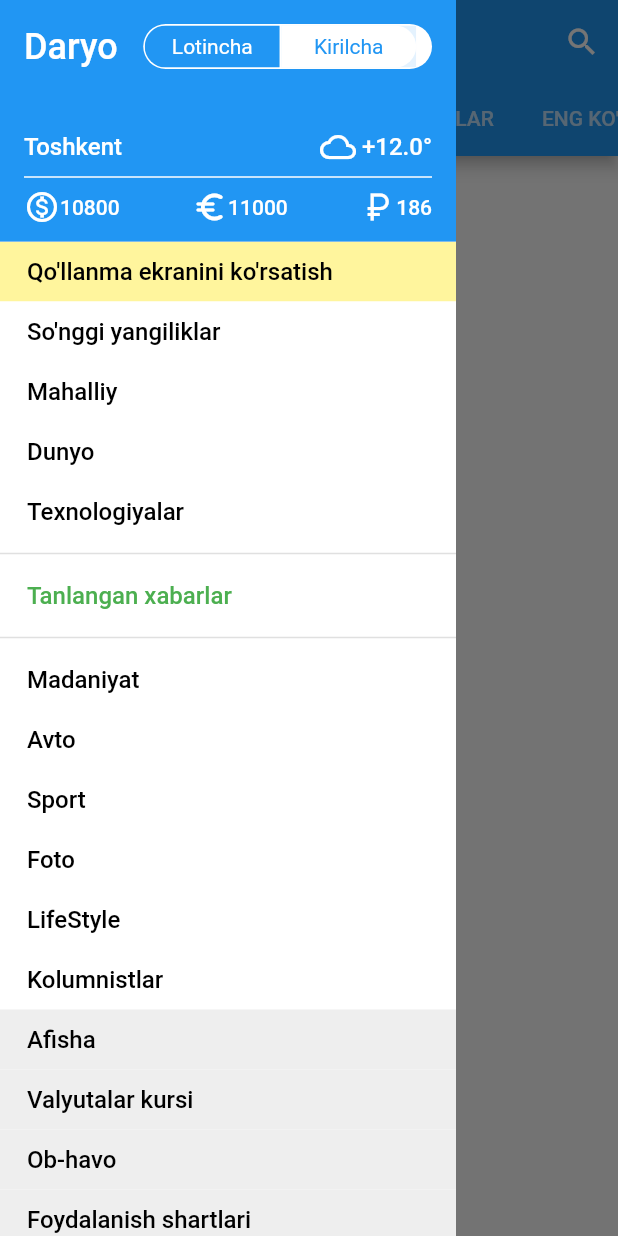
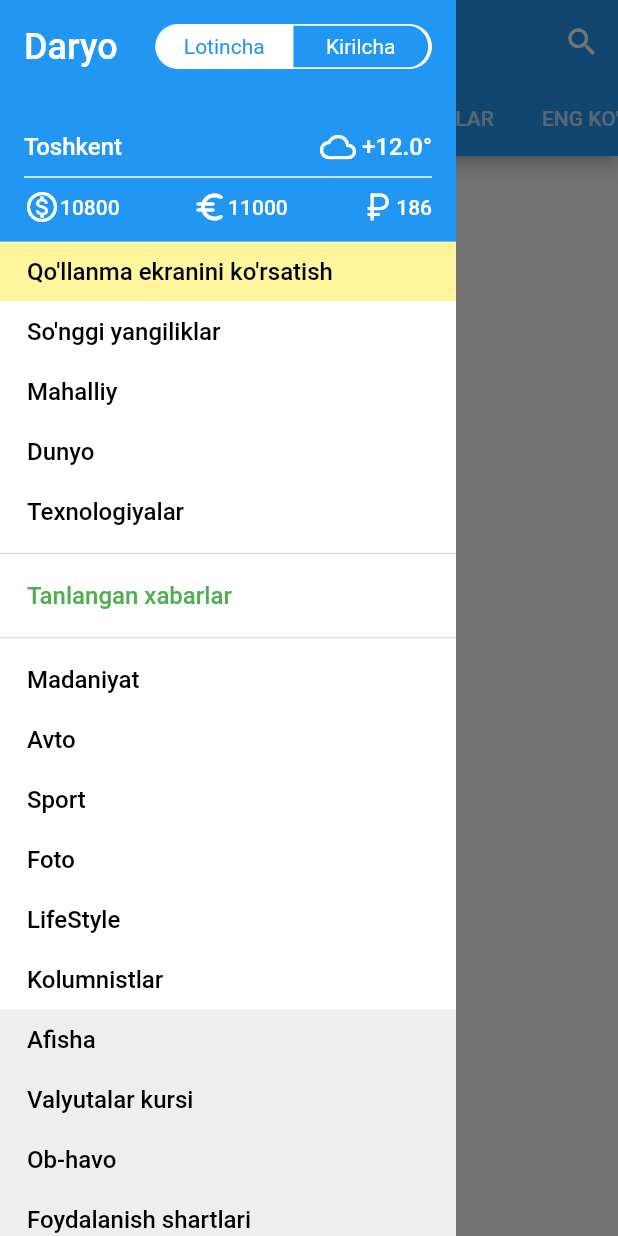
Before and after one commit to Yusufdevv/daryo_uz-clone, a Flutter app: the screen it shows after launch, with the side drawer open, on a phone screen of 412 x 824 dp. Run offline on Flutter 3.47's test engine with Material 2 defaults, Android fonts, the phone set to English and light mode, and no system bars; our stand-ins replace easy_localization, shimmer; network calls fail.

```diff
--- /dev/null
+++ b/assets/lang/ru-RU.json
@@ -0,0 +1,6 @@
+{
+    "city": "Ташкент",
+    "latest": "ПОСЛЕДНИЕ НОВОСТИ",
+    "main": "ГЛАВНАЯ НОВОСТИ",
+    "most": "САМЫЕ ЧИТАЕМЫЕ"
+  }
--- /dev/null
+++ b/assets/lang/uz-UZ.json
@@ -0,0 +1,6 @@
+{
+    "city": "Toshkent",
+    "latest": "SO'NGGI YANGILIKLAR",
+    "main": "ASOSIY YANGILIKLAR",
+    "most": "ENG KO'P O'QILGANLAR"
+}
--- a/lib/screens/home_screen.dart
+++ b/lib/screens/home_screen.dart
@@ -1,6 +1,7 @@
 import 'package:daryo_uz_clone/screens/appdrawer.dart';
 import 'package:daryo_uz_clone/screens/latest_page.dart';
 import 'package:flutter/material.dart';
+import 'package:easy_localization/easy_localization.dart';
 
 class HomeScreen extends StatefulWidget {
   const HomeScreen({Key? key}) : super(key: key);
@@ -18,12 +19,22 @@ class _HomeScreenState extends State<HomeScreen> {
         appBar: AppBar(
           title: const Text('Daryo'),
           actions: [
-            IconButton(onPressed: () {}, icon:const Icon(Icons.search))
+            IconButton(
+                onPressed: () {
+                  context.setLocale(const Locale('uz', 'UZ'));
+                },
+                icon: const Icon(Icons.one_k, color: Colors.transparent)),
+            IconButton(
+                onPressed: () {
+                  context.setLocale(const Locale('ru', 'RU'));
+                },
+                icon: const Icon(Icons.two_k, color: Colors.transparent)),
+            IconButton(onPressed: () {}, icon: const Icon(Icons.search))
           ],
-          bottom: const TabBar(isScrollable: true, tabs: [
-            Tab(child: Text("SO'NGGI YANGILIKLAR")),
-            Tab(child: Text("ASOSIY YANGILIKLAR")),
-            Tab(child: Text("ENG KO'P O'QILGANLAR")),
+          bottom: TabBar(isScrollable: true, tabs: [
+            Tab(child: Text("latest".tr())),
+            Tab(child: Text("main".tr())),
+            Tab(child: Text("most".tr())),
           ]),
         ),
         body: const TabBarView(children: [
--- a/lib/widgets/drawer_widgets/appdrawer_header.dart
+++ b/lib/widgets/drawer_widgets/appdrawer_header.dart
@@ -1,5 +1,6 @@
 import 'package:daryo_uz_clone/widgets/drawer_widgets/currency_row.dart';
 import 'package:flutter/material.dart';
+import 'package:easy_localization/easy_localization.dart';
 
 class AppDrawerHeader extends StatefulWidget {
   const AppDrawerHeader({Key? key}) : super(key: key);
@@ -18,15 +19,15 @@ class _AppDrawerHeaderState extends State<AppDrawerHeader> {
         children: [
           Row(
             mainAxisAlignment: MainAxisAlignment.spaceBetween,
-            children: [
-              const Text(
+            children: const [
+              Text(
                 'Daryo',
                 style: TextStyle(fontSize: 24, color: Colors.white),
               ),
-              const SizedBox(
-                width: 17,
+              SizedBox(
+                width: 25,
               ),
-              selectLang(),
+              SelectLang(),
             ],
           ),
           const SizedBox(height: 40),
@@ -34,13 +35,13 @@ class _AppDrawerHeaderState extends State<AppDrawerHeader> {
             mainAxisAlignment: MainAxisAlignment.spaceBetween,
             children: [
               const Text('Toshkent',
-                  style:  TextStyle(color: Colors.white, fontSize: 16)),
+                  style: TextStyle(color: Colors.white, fontSize: 16)),
               Row(
-                children:const [
+                children: const [
                   Icon(Icons.cloud_queue_sharp, color: Colors.white),
-                   SizedBox(width: 4),
+                  SizedBox(width: 4),
                   Text('+12.0°',
-                      style:  TextStyle(color: Colors.white, fontSize: 16))
+                      style: TextStyle(color: Colors.white, fontSize: 16))
                 ],
               ),
             ],
@@ -67,17 +68,26 @@ class _AppDrawerHeaderState extends State<AppDrawerHeader> {
       ),
     );
   }
+}
 
-  List<bool> isSelected = [false, true];
+List<bool> isSelected = [true, false];
 
-  Widget selectLang() {
+class SelectLang extends StatefulWidget {
+  const SelectLang({Key? key}) : super(key: key);
+
+  @override
+  State<SelectLang> createState() => _SelectLangState();
+}
+
+class _SelectLangState extends State<SelectLang> {
+  @override
+  Widget build(BuildContext context) {
     return Expanded(
       child: Container(
         height: 30,
         width: 180,
         decoration: BoxDecoration(
-                  color: Colors.white,
-                  borderRadius:  BorderRadius.circular(30)),
+            color: Colors.white, borderRadius: BorderRadius.circular(30)),
         child: ToggleButtons(
           selectedBorderColor: Colors.transparent,
           borderColor: Colors.transparent,
@@ -87,9 +97,12 @@ class _AppDrawerHeaderState extends State<AppDrawerHeader> {
               if (index == 0) {
                 isSelected[0] = true;
                 isSelected[1] = false;
+                context.setLocale(const Locale('uz', 'UZ'));
+
               } else {
                 isSelected[1] = true;
                 isSelected[0] = false;
+                context.setLocale(const Locale('ru', 'RU'));
               }
             });
           },
@@ -103,8 +116,11 @@ class _AppDrawerHeaderState extends State<AppDrawerHeader> {
               height: 30,
               width: 90,
               alignment: Alignment.center,
-              child: Text("Lotincha", style: TextStyle(
-                color: isSelected[0] ? Colors.blue : Colors.white),),
+              child: Text(
+                "Lotincha",
+                style: TextStyle(
+                    color: isSelected[0] ? Colors.blue : Colors.white),
+              ),
             ),
             Container(
               decoration: BoxDecoration(
@@ -115,8 +131,11 @@ class _AppDrawerHeaderState extends State<AppDrawerHeader> {
               height: 30,
               width: 90,
               alignment: Alignment.center,
-              child: Text("Kirilcha", style: TextStyle(
-                color: isSelected[1] ? Colors.blue : Colors.white),),
+              child: Text(
+                "Kirilcha",
+                style: TextStyle(
+                    color: isSelected[1] ? Colors.blue : Colors.white),
+              ),
             ),
           ],
         ),
```
Also changed, not shown: lib/main.dart (+15 -3 lines), pubspec.yaml (+5 -55 lines), pubspec.lock, 1 other file.
